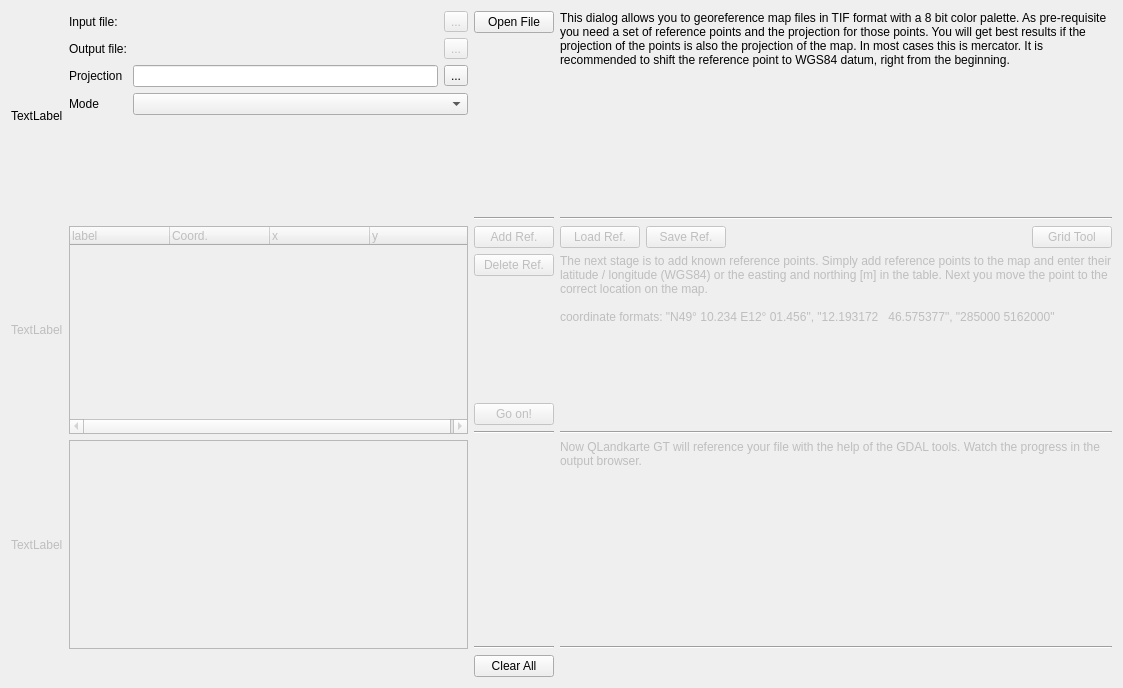
ntruchsess/QLandkarteGT, file src/ICreateMapGeoTiff.ui: the form before one commit.
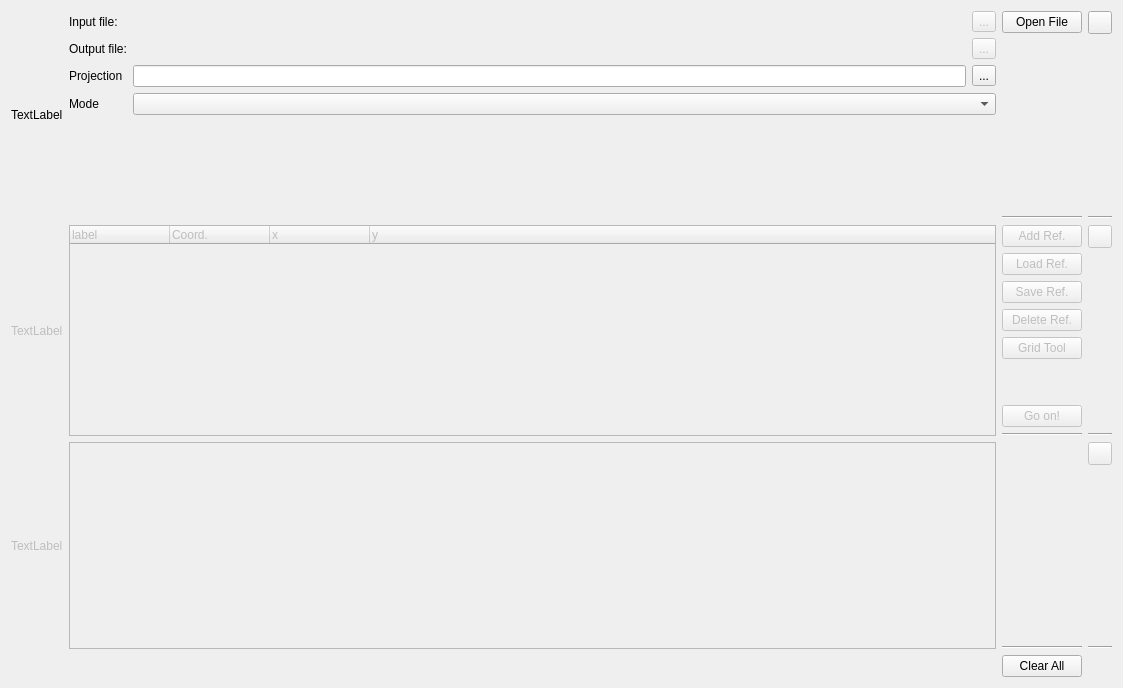
The form after the commit. Custom widgets are drawn as their Qt base class.

Commit message: add better help system for map referencing

Patch:
```diff
--- a/src/ICreateMapGeoTiff.ui
+++ b/src/ICreateMapGeoTiff.ui
@@ -189,25 +189,24 @@
    <item row="0" column="3" >
     <layout class="QVBoxLayout" >
      <item>
-      <widget class="QLabel" name="labelDoc1" >
-       <property name="sizePolicy" >
-        <sizepolicy vsizetype="MinimumExpanding" hsizetype="Preferred" >
-         <horstretch>0</horstretch>
-         <verstretch>0</verstretch>
-        </sizepolicy>
+      <widget class="CHelpButton" name="helpStep1">
+       <property name="text">
+        <string notr="true"/>
        </property>
-       <property name="text" >
-        <string>This dialog allows you to georeference map files in TIF format with a 8 bit color palette. As pre-requisite you need a set of reference points and the projection for those points. You will get best results if the projection of the points is also the projection of the map. In most cases this is mercator. It is recommended to shift the reference point to WGS84 datum, right from the beginning.
-
-</string>
+      </widget>
+     </item>
+     <item>
+      <spacer name="verticalSpacer">
+       <property name="orientation">
+        <enum>Qt::Vertical</enum>
        </property>
-       <property name="alignment" >
-        <set>Qt::AlignLeading|Qt::AlignLeft|Qt::AlignTop</set>
+       <property name="sizeHint" stdset="0">
+        <size>
+         <width>20</width>
+         <height>40</height>
+        </size>
        </property>
-       <property name="wordWrap" >
-        <bool>true</bool>
-       </property>
-      </widget>
+      </spacer>
      </item>
      <item>
       <widget class="Line" name="line" >
@@ -277,15 +276,45 @@
       </widget>
      </item>
      <item>
-      <widget class="QPushButton" name="pushDelRef" >
-       <property name="enabled" >
+      <widget class="QPushButton" name="pushLoadRef">
+       <property name="enabled">
         <bool>false</bool>
        </property>
-       <property name="text" >
+       <property name="text">
+        <string>Load Ref.</string>
+       </property>
+      </widget>
+     </item>
+     <item>
+      <widget class="QPushButton" name="pushSaveRef">
+       <property name="enabled">
+        <bool>false</bool>
+       </property>
+       <property name="text">
+        <string>Save Ref.</string>
+       </property>
+      </widget>
+     </item>
+     <item>
+      <widget class="QPushButton" name="pushDelRef">
+       <property name="enabled">
+        <bool>false</bool>
+       </property>
+       <property name="text">
         <string>Delete Ref.</string>
        </property>
       </widget>
      </item>
+     <item>
+      <widget class="QPushButton" name="pushGridTool">
+       <property name="enabled">
+        <bool>false</bool>
+       </property>
+       <property name="text">
+        <string>Grid Tool</string>
+       </property>
+      </widget>
+     </item>
      <item>
       <spacer>
        <property name="orientation" >
@@ -321,79 +350,31 @@
    <item row="1" column="3" >
     <layout class="QVBoxLayout" >
      <item>
-      <layout class="QHBoxLayout" >
-       <item>
-        <widget class="QPushButton" name="pushLoadRef" >
-         <property name="enabled" >
-          <bool>false</bool>
-         </property>
-         <property name="text" >
-          <string>Load Ref.</string>
-         </property>
-        </widget>
-       </item>
-       <item>
-        <widget class="QPushButton" name="pushSaveRef" >
-         <property name="enabled" >
-          <bool>false</bool>
-         </property>
-         <property name="text" >
-          <string>Save Ref.</string>
-         </property>
-        </widget>
-       </item>
-       <item>
-        <spacer>
-         <property name="orientation" >
-          <enum>Qt::Horizontal</enum>
-         </property>
-         <property name="sizeHint" >
-          <size>
-           <width>40</width>
-           <height>1</height>
-          </size>
-         </property>
-        </spacer>
-       </item>
-       <item>
-        <widget class="QPushButton" name="pushGridTool" >
-         <property name="enabled" >
-          <bool>false</bool>
-         </property>
-         <property name="text" >
-          <string>Grid Tool</string>
-         </property>
-        </widget>
-       </item>
-      </layout>
-     </item>
-     <item>
-      <widget class="QLabel" name="labelDoc2" >
-       <property name="enabled" >
+      <widget class="CHelpButton" name="helpStep2">
+       <property name="enabled">
         <bool>false</bool>
        </property>
-       <property name="sizePolicy" >
-        <sizepolicy vsizetype="MinimumExpanding" hsizetype="Preferred" >
-         <horstretch>0</horstretch>
-         <verstretch>0</verstretch>
-        </sizepolicy>
-       </property>
-       <property name="text" >
-        <string>The next stage is to add known reference points. Simply add reference points to the map and enter their latitude / longitude (WGS84) or the easting and northing [m] in the table. Next you move the point to the correct location on the map.
-
-coordinate formats: "N49° 10.234 E12° 01.456", "12.193172   46.575377", "285000 5162000"</string>
-       </property>
-       <property name="alignment" >
-        <set>Qt::AlignLeading|Qt::AlignLeft|Qt::AlignTop</set>
-       </property>
-       <property name="wordWrap" >
-        <bool>true</bool>
+       <property name="text">
+        <string notr="true"/>
        </property>
       </widget>
      </item>
      <item>
-      <widget class="Line" name="line_2" >
-       <property name="orientation" >
+      <spacer name="verticalSpacer_2">
+       <property name="orientation">
+        <enum>Qt::Vertical</enum>
+       </property>
+       <property name="sizeHint" stdset="0">
+        <size>
+         <width>20</width>
+         <height>40</height>
+        </size>
+       </property>
+      </spacer>
+     </item>
+     <item>
+      <widget class="Line" name="line_2">
+       <property name="orientation">
         <enum>Qt::Horizontal</enum>
        </property>
       </widget>
@@ -420,14 +401,14 @@
      </property>
     </widget>
    </item>
-   <item row="2" column="2" >
-    <layout class="QVBoxLayout" >
+   <item row="2" column="2">
+    <layout class="QVBoxLayout">
      <item>
       <spacer>
-       <property name="orientation" >
+       <property name="orientation">
         <enum>Qt::Vertical</enum>
        </property>
-       <property name="sizeHint" >
+       <property name="sizeHint" stdset="0">
         <size>
          <width>20</width>
          <height>40</height>
@@ -436,56 +417,57 @@
       </spacer>
      </item>
      <item>
-      <widget class="Line" name="line_4" >
-       <property name="orientation" >
+      <widget class="Line" name="line_4">
+       <property name="orientation">
         <enum>Qt::Horizontal</enum>
        </property>
       </widget>
      </item>
     </layout>
    </item>
-   <item row="2" column="3" >
-    <layout class="QVBoxLayout" >
+   <item row="2" column="3">
+    <layout class="QVBoxLayout">
      <item>
-      <widget class="QLabel" name="labelDoc3" >
-       <property name="enabled" >
+      <widget class="CHelpButton" name="helpStep3">
+       <property name="enabled">
         <bool>false</bool>
        </property>
-       <property name="sizePolicy" >
-        <sizepolicy vsizetype="MinimumExpanding" hsizetype="Preferred" >
-         <horstretch>0</horstretch>
-         <verstretch>0</verstretch>
-        </sizepolicy>
-       </property>
-       <property name="text" >
-        <string>Now QLandkarte GT will reference your file with the help of the GDAL tools. Watch the progress in the output browser.</string>
-       </property>
-       <property name="alignment" >
-        <set>Qt::AlignLeading|Qt::AlignLeft|Qt::AlignTop</set>
-       </property>
-       <property name="wordWrap" >
-        <bool>true</bool>
+       <property name="text">
+        <string notr="true"/>
        </property>
       </widget>
      </item>
      <item>
-      <widget class="Line" name="line_3" >
-       <property name="orientation" >
+      <spacer name="verticalSpacer_3">
+       <property name="orientation">
+        <enum>Qt::Vertical</enum>
+       </property>
+       <property name="sizeHint" stdset="0">
+        <size>
+         <width>20</width>
+         <height>40</height>
+        </size>
+       </property>
+      </spacer>
+     </item>
+     <item>
+      <widget class="Line" name="line_3">
+       <property name="orientation">
         <enum>Qt::Horizontal</enum>
        </property>
       </widget>
      </item>
     </layout>
    </item>
-   <item row="3" column="1" >
+   <item row="3" column="1">
     <spacer>
-     <property name="orientation" >
+     <property name="orientation">
       <enum>Qt::Horizontal</enum>
      </property>
-     <property name="sizeType" >
+     <property name="sizeType">
       <enum>QSizePolicy::MinimumExpanding</enum>
      </property>
-     <property name="sizeHint" >
+     <property name="sizeHint" stdset="0">
       <size>
        <width>40</width>
        <height>20</height>
@@ -502,6 +484,13 @@
    </item>
   </layout>
  </widget>
+ <customwidgets>
+  <customwidget>
+   <class>CHelpButton</class>
+   <extends>QToolButton</extends>
+   <header>CHelpButton.h</header>
+  </customwidget>
+ </customwidgets>
  <resources/>
  <connections/>
 </ui>
```
Left out of the diff: 221 changed lines with no effect on the pictures. The commit also changes 12 other files.
